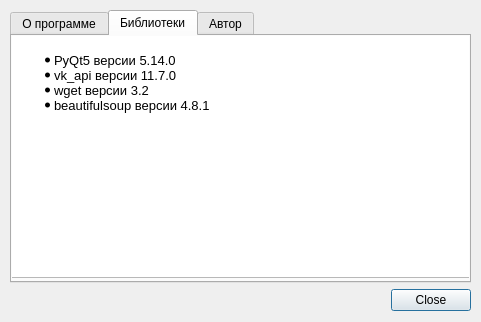
qwertyadrian/vk-music-downloader, file gui/about_dialog.ui: the form before one commit.
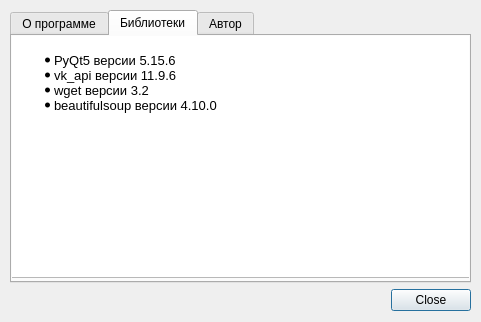
The form after the commit. The open tabs and pages were chosen to show the change.

Diff of the .ui file:
```diff
--- a/gui/about_dialog.ui
+++ b/gui/about_dialog.ui
@@ -85,10 +85,10 @@
 p, li { white-space: pre-wrap; }
 &lt;/style&gt;&lt;/head&gt;&lt;body style=&quot; font-family:'Noto Sans'; font-size:10pt; font-weight:400; font-style:normal;&quot;&gt;
 &lt;p style=&quot;-qt-paragraph-type:empty; margin-top:0px; margin-bottom:0px; margin-left:0px; margin-right:0px; -qt-block-indent:0; text-indent:0px;&quot;&gt;&lt;br /&gt;&lt;/p&gt;
-&lt;ul style=&quot;margin-top: 0px; margin-bottom: 0px; margin-left: 0px; margin-right: 0px; -qt-list-indent: 1;&quot;&gt;&lt;li style=&quot; margin-top:0px; margin-bottom:0px; margin-left:0px; margin-right:0px; -qt-block-indent:0; text-indent:0px;&quot;&gt;PyQt5 версии 5.14.0&lt;/li&gt;
-&lt;li style=&quot; margin-top:0px; margin-bottom:0px; margin-left:0px; margin-right:0px; -qt-block-indent:0; text-indent:0px;&quot;&gt;vk_api версии 11.7.0&lt;/li&gt;
-&lt;li style=&quot; margin-top:0px; margin-bottom:0px; margin-left:0px; margin-right:0px; -qt-block-indent:0; text-indent:0px;&quot;&gt;wget версии 3.2&lt;/li&gt;
-&lt;li style=&quot; margin-top:0px; margin-bottom:0px; margin-left:0px; margin-right:0px; -qt-block-indent:0; text-indent:0px;&quot;&gt;beautifulsoup версии 4.8.1&lt;/li&gt;&lt;/ul&gt;&lt;/body&gt;&lt;/html&gt;</string>
+&lt;ul style=&quot;margin-top: 0px; margin-bottom: 0px; margin-left: 0px; margin-right: 0px; -qt-list-indent: 1;&quot;&gt;&lt;li style=&quot;&quot; style=&quot; margin-top:0px; margin-bottom:0px; margin-left:0px; margin-right:0px; -qt-block-indent:0; text-indent:0px;&quot;&gt;PyQt5 версии 5.15.6&lt;/li&gt;
+&lt;li style=&quot;&quot; style=&quot; margin-top:0px; margin-bottom:0px; margin-left:0px; margin-right:0px; -qt-block-indent:0; text-indent:0px;&quot;&gt;vk_api версии 11.9.6&lt;/li&gt;
+&lt;li style=&quot;&quot; style=&quot; margin-top:0px; margin-bottom:0px; margin-left:0px; margin-right:0px; -qt-block-indent:0; text-indent:0px;&quot;&gt;wget версии 3.2&lt;/li&gt;
+&lt;li style=&quot;&quot; style=&quot; margin-top:0px; margin-bottom:0px; margin-left:0px; margin-right:0px; -qt-block-indent:0; text-indent:0px;&quot;&gt;beautifulsoup версии 4.10.0&lt;/li&gt;&lt;/ul&gt;&lt;/body&gt;&lt;/html&gt;</string>
         </property>
        </widget>
       </widget>
```
Left out of the diff: 6 changed lines with no effect on the pictures.
